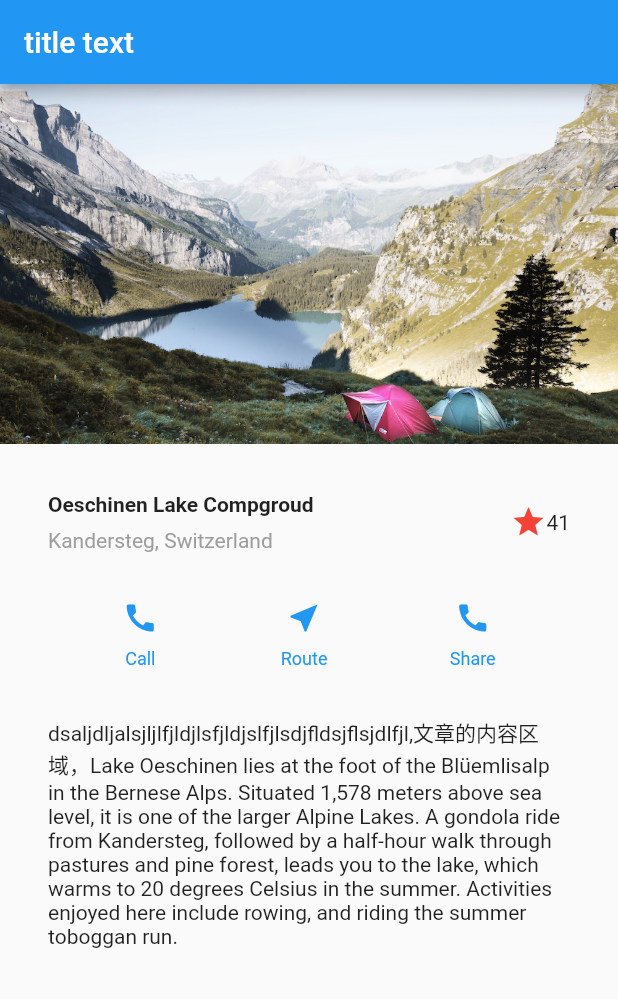
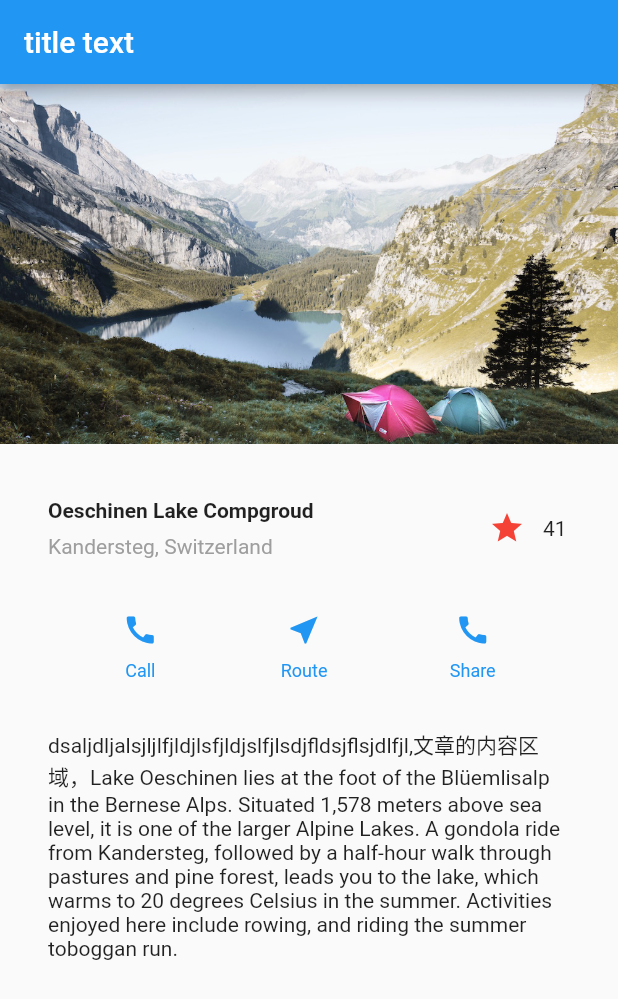
Before and after one commit to lynn8570/flutter_hello, a Flutter app: the screen it shows after launch, on a phone screen of 412 x 824 dp. Shown: the top 999 px of the screen. Run offline on Flutter 3.47's test engine with Material 2 defaults, Android fonts, the light colour scheme and no system bars.

Commit message:
添加收藏按钮的响应

```diff
--- a/lib/main.dart
+++ b/lib/main.dart
@@ -1,4 +1,5 @@
 import 'package:flutter/material.dart';
+import 'package:flutter_hello/widget/FavoriteWidget.dart';
 
 void main() => runApp(MyApp());
 
@@ -30,11 +31,12 @@ class MyApp extends StatelessWidget {
             ],
           ),
         ),
-        Icon(
-          Icons.star,
-          color: Colors.red[500],
-        ),
-        Text('41'),
+//        Icon(
+//          Icons.star,
+//          color: Colors.red[500],
+//        ),
+//        Text('41'),
+      FavoriteWidget()
       ],
     ),
   );
--- /dev/null
+++ b/lib/widget/FavoriteWidget.dart
@@ -0,0 +1,49 @@
+import 'package:flutter/material.dart';
+
+class FavoriteWidget extends StatefulWidget {
+  @override
+  State<StatefulWidget> createState() {
+    return _FavoriteWidgetState();
+  }
+}
+
+class _FavoriteWidgetState extends State<FavoriteWidget> {
+  bool _isFavorited = true;
+  int _favoriteCount = 41;
+
+  void _toggleFavorites() {
+    setState(() {
+      if (_isFavorited) {
+        _favoriteCount -= 1;
+        _isFavorited = false;
+      } else {
+        _favoriteCount += 1;
+        _isFavorited = true;
+      }
+    });
+  }
+
+  @override
+  Widget build(BuildContext context) {
+    return Row(
+      mainAxisSize: MainAxisSize.min,
+      children: <Widget>[
+        Container(
+          padding: EdgeInsets.all(0),
+          child: IconButton(
+            icon: (_isFavorited ? Icon(Icons.star) : Icon(Icons.star_border)),
+            color: Colors.red[500],
+            onPressed: _toggleFavorites,
+          ),
+        ),
+        SizedBox(
+          width: 18,
+          child: Container(
+            child: Text('$_favoriteCount'),
+          ),
+        )
+      ],
+    );
+  }
+// ···
+}
```
